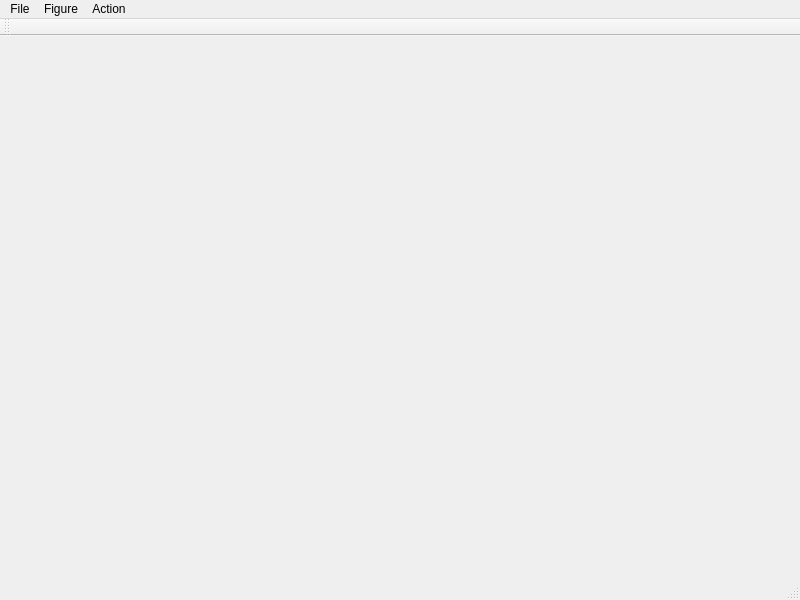
Qt form lib/mainwindow/mainwindow.ui (BigCubeCat/primitives) before a commit.
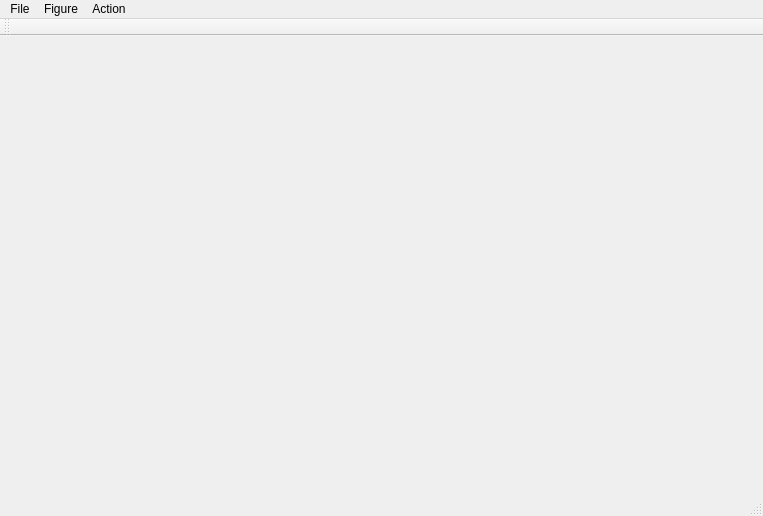
The same form after that commit. Icons and pictures are not drawn.

```diff
--- a/lib/mainwindow/mainwindow.ui
+++ b/lib/mainwindow/mainwindow.ui
@@ -6,10 +6,16 @@
    <rect>
     <x>0</x>
     <y>0</y>
-    <width>800</width>
-    <height>600</height>
+    <width>763</width>
+    <height>516</height>
    </rect>
   </property>
+  <property name="minimumSize">
+   <size>
+    <width>600</width>
+    <height>480</height>
+   </size>
+  </property>
   <property name="windowTitle">
    <string>MainWindow</string>
   </property>
@@ -27,7 +33,7 @@
     <rect>
      <x>0</x>
      <y>0</y>
-     <width>800</width>
+     <width>763</width>
      <height>22</height>
     </rect>
    </property>
```
